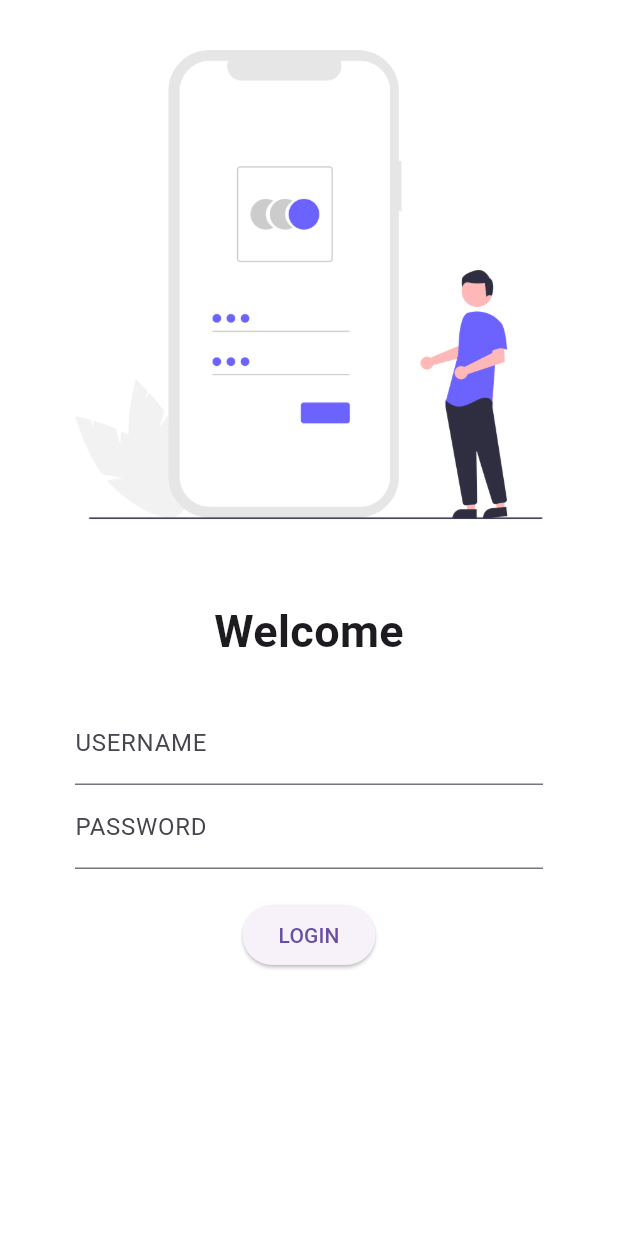
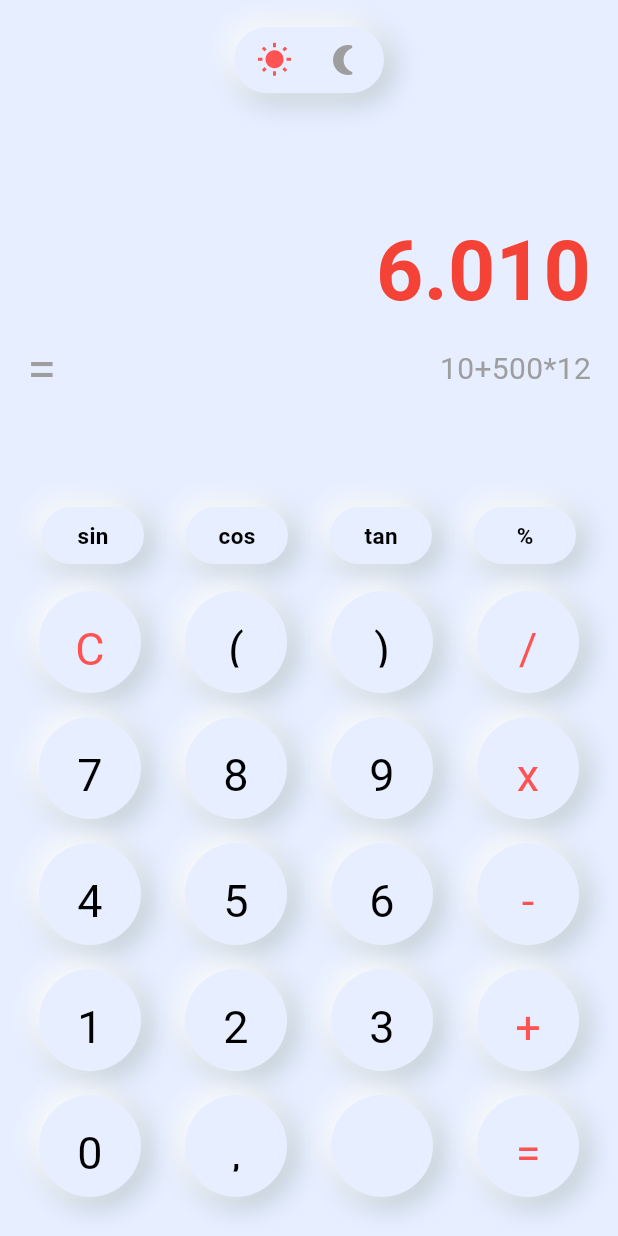
Before and after one commit to tamim295/flutter_project, a Flutter app: the screen it shows after launch, after a tap on "LOGIN", on a phone screen of 412 x 824 dp. Run offline on Flutter 3.47's test engine with Material 3 defaults, Android fonts, the phone set to English and light mode, and no system bars.

Commit message:
with cal

```diff
--- /dev/null
+++ b/lib/calculator.dart
@@ -0,0 +1,299 @@
+import 'package:flutter/material.dart';
+
+const Color colorDark = Color(0xFF374352);
+const Color colorLight = Color(0xFFe6eeff);
+
+class CalculatorNeuApp extends StatefulWidget {
+  const CalculatorNeuApp({super.key});
+
+  @override
+  _CalculatorNeuAppState createState() => _CalculatorNeuAppState();
+}
+
+class _CalculatorNeuAppState extends State<CalculatorNeuApp> {
+  bool darkMode = false;
+
+  @override
+  Widget build(BuildContext context) {
+    return Scaffold(
+      backgroundColor: darkMode ? colorDark : colorLight,
+      body: SafeArea(
+        child: Padding(
+          padding: const EdgeInsets.all(18),
+          child: Column(
+            mainAxisAlignment: MainAxisAlignment.spaceBetween,
+            children: [
+              Container(
+                child: Column(
+                  mainAxisAlignment: MainAxisAlignment.spaceBetween,
+                  children: [
+                    GestureDetector(
+                        onTap: () {
+                          setState(() {
+                            darkMode ? darkMode = false : darkMode = true;
+                          });
+                        },
+                        child: _switchMode()),
+                    const SizedBox(height: 80),
+                    Align(
+                      alignment: Alignment.centerRight,
+                      child: Text(
+                        '6.010',
+                        style: TextStyle(
+                            fontSize: 55,
+                            fontWeight: FontWeight.bold,
+                            color: darkMode ? Colors.white : Colors.red),
+                      ),
+                    ),
+                    Row(
+                      mainAxisAlignment: MainAxisAlignment.spaceBetween,
+                      children: [
+                        Text(
+                          '=',
+                          style: TextStyle(
+                              fontSize: 35,
+                              color: darkMode ? Colors.green : Colors.grey),
+                        ),
+                        Text(
+                          '10+500*12',
+                          style: TextStyle(
+                              fontSize: 20,
+                              color: darkMode ? Colors.green : Colors.grey),
+                        )
+                      ],
+                    ),
+                    const SizedBox(
+                      height: 10,
+                    )
+                  ],
+                ),
+              ),
+              Container(
+                child: Column(children: [
+                  Row(
+                    mainAxisAlignment: MainAxisAlignment.spaceBetween,
+                    children: [
+                      _buttonOval(title: 'sin'),
+                      _buttonOval(title: 'cos'),
+                      _buttonOval(title: 'tan'),
+                      _buttonOval(title: '%')
+                    ],
+                  ),
+                  Row(
+                    mainAxisAlignment: MainAxisAlignment.spaceBetween,
+                    children: [
+                      _buttonRounded(
+                          title: 'C',
+                          textColor:
+                              darkMode ? Colors.green : Colors.redAccent),
+                      _buttonRounded(title: '('),
+                      _buttonRounded(title: ')'),
+                      _buttonRounded(
+                          title: '/',
+                          textColor: darkMode ? Colors.green : Colors.redAccent)
+                    ],
+                  ),
+                  Row(
+                    mainAxisAlignment: MainAxisAlignment.spaceBetween,
+                    children: [
+                      _buttonRounded(title: '7'),
+                      _buttonRounded(title: '8'),
+                      _buttonRounded(title: '9'),
+                      _buttonRounded(
+                          title: 'x',
+                          textColor: darkMode ? Colors.green : Colors.redAccent)
+                    ],
+                  ),
+                  Row(
+                    mainAxisAlignment: MainAxisAlignment.spaceBetween,
+                    children: [
+                      _buttonRounded(title: '4'),
+                      _buttonRounded(title: '5'),
+                      _buttonRounded(title: '6'),
+                      _buttonRounded(
+                          title: '-',
+                          textColor: darkMode ? Colors.green : Colors.redAccent)
+                    ],
+                  ),
+                  Row(
+                    mainAxisAlignment: MainAxisAlignment.spaceBetween,
+                    children: [
+                      _buttonRounded(title: '1'),
+                      _buttonRounded(title: '2'),
+                      _buttonRounded(title: '3'),
+                      _buttonRounded(
+                          title: '+',
+                          textColor: darkMode ? Colors.green : Colors.redAccent)
+                    ],
+                  ),
+                  Row(
+                    mainAxisAlignment: MainAxisAlignment.spaceBetween,
+                    children: [
+                      _buttonRounded(title: '0'),
+                      _buttonRounded(title: ','),
+                      _buttonRounded(
+                          icon: Icons.backspace_outlined,
+                          iconColor:
+                              darkMode ? Colors.green : Colors.redAccent),
+                      _buttonRounded(
+                          title: '=',
+                          textColor: darkMode ? Colors.green : Colors.redAccent)
+                    ],
+                  )
+                ]),
+              ),
+            ],
+          ),
+        ),
+      ),
+    );
+  }
+
+  Widget _buttonRounded({
+    String title = '',
+    double padding = 17,
+    IconData? icon,
+    Color? iconColor,
+    Color? textColor,
+  }) {
+    return Padding(
+      padding: const EdgeInsets.all(8),
+      child: NeuContainer(
+        darkMode: darkMode,
+        borderRadius: BorderRadius.circular(40),
+        padding: EdgeInsets.all(padding),
+        child: SizedBox(
+          width: padding * 2,
+          height: padding * 2,
+          child: Center(
+              child: title != null
+                  ? Text(
+                      title,
+                      style: TextStyle(
+                          color: textColor ??
+                              (darkMode ? Colors.white : Colors.black),
+                          fontSize: 30),
+                    )
+                  : Icon(
+                      icon,
+                      color: iconColor,
+                      size: 30,
+                    )),
+        ),
+      ),
+    );
+  }
+
+  Widget _buttonOval({String title = ' ', double padding = 17}) {
+    return Padding(
+      padding: const EdgeInsets.all(10),
+      child: NeuContainer(
+        darkMode: darkMode,
+        borderRadius: BorderRadius.circular(50),
+        padding:
+            EdgeInsets.symmetric(horizontal: padding, vertical: padding / 2),
+        child: SizedBox(
+          width: padding * 2,
+          child: Center(
+            child: Text(
+              title,
+              style: TextStyle(
+                  color: darkMode ? Colors.white : Colors.black,
+                  fontSize: 15,
+                  fontWeight: FontWeight.bold),
+            ),
+          ),
+        ),
+      ),
+    );
+  }
+
+  Widget _switchMode() {
+    return NeuContainer(
+      darkMode: darkMode,
+      padding: const EdgeInsets.symmetric(vertical: 10, horizontal: 15),
+      borderRadius: BorderRadius.circular(40),
+      child: SizedBox(
+        width: 70,
+        child:
+            Row(mainAxisAlignment: MainAxisAlignment.spaceBetween, children: [
+          Icon(
+            Icons.wb_sunny,
+            color: darkMode ? Colors.grey : Colors.redAccent,
+          ),
+          Icon(
+            Icons.nightlight_round,
+            color: darkMode ? Colors.green : Colors.grey,
+          ),
+        ]),
+      ),
+    );
+  }
+}
+
+class NeuContainer extends StatefulWidget {
+  final bool darkMode;
+  final Widget child;
+  final BorderRadius borderRadius;
+  final EdgeInsetsGeometry padding;
+
+  const NeuContainer({
+    Key? key,
+    this.darkMode = false,
+    required this.child,
+    this.borderRadius = const BorderRadius.all(Radius.circular(30)),
+    this.padding = const EdgeInsets.all(30),
+  }) : super(key: key);
+
+  @override
+  _NeuContainerState createState() => _NeuContainerState();
+}
+
+class _NeuContainerState extends State<NeuContainer> {
+  bool _isPressed = false;
+
+  void _onPointerDown(PointerDownEvent event) {
+    setState(() {
+      _isPressed = true;
+    });
+  }
+
+  void _onPointerUp(PointerUpEvent event) {
+    setState(() {
+      _isPressed = false;
+    });
+  }
+
+  @override
+  Widget build(BuildContext context) {
+    bool darkMode = widget.darkMode;
+    return Listener(
+      onPointerDown: _onPointerDown,
+      onPointerUp: _onPointerUp,
+      child: Container(
+        padding: widget.padding,
+        decoration: BoxDecoration(
+            color: darkMode ? colorDark : colorLight,
+            borderRadius: widget.borderRadius,
+            boxShadow: _isPressed
+                ? null
+                : [
+                    BoxShadow(
+                      color:
+                          darkMode ? Colors.black54 : Colors.blueGrey.shade200,
+                      offset: const Offset(4.0, 4.0),
+                      blurRadius: 15.0,
+                      spreadRadius: 1.0,
+                    ),
+                    BoxShadow(
+                        color:
+                            darkMode ? Colors.blueGrey.shade700 : Colors.white,
+                        offset: const Offset(-4.0, -4.0),
+                        blurRadius: 15.0,
+                        spreadRadius: 1.0)
+                  ]),
+        child: widget.child,
+      ),
+    );
+  }
+}
--- a/lib/pages/login.dart
+++ b/lib/login.dart
@@ -1,6 +1,8 @@
 import 'package:flutter/material.dart';
 
 class LoginPage extends StatelessWidget {
+  const LoginPage({super.key});
+
   @override
   Widget build(BuildContext context) {
     return Material(
@@ -11,10 +13,10 @@ class LoginPage extends StatelessWidget {
               "assets/login_image.png",
               fit: BoxFit.fitWidth,
             ),
-            SizedBox(
-              height: 20,
+            const SizedBox(
+              height: 10,
             ),
-            Text(
+            const Text(
               "Welcome",
               style: TextStyle(fontSize: 30, fontWeight: FontWeight.bold),
             ),
@@ -24,23 +26,23 @@ class LoginPage extends StatelessWidget {
               child: Column(
                 children: [
                   TextFormField(
-                    decoration: InputDecoration(
+                    decoration: const InputDecoration(
                         hintText: "Enter your username", labelText: "USERNAME"),
                   ),
                   TextFormField(
                     obscureText: true,
-                    decoration: InputDecoration(
+                    decoration: const InputDecoration(
                         hintText: "Enter your password", labelText: "PASSWORD"),
                   ),
-                  SizedBox(
-                    height: 20,
+                  const SizedBox(
+                    height: 40,
                   ),
                   ElevatedButton(
-                    child: Text("LOGIN"),
                     style: TextButton.styleFrom(),
                     onPressed: () {
-                      print("Hi BOT!");
+                      Navigator.pushNamed(context, '/cal');
                     },
+                    child: const Text("LOGIN"),
                   )
                 ],
               ),
--- a/lib/pages/main.dart
+++ b/lib/main.dart
@@ -1,6 +1,7 @@
 import 'package:flutter/material.dart';
-import 'package:flutter_project/pages/home_page.dart';
-import 'package:flutter_project/pages/login.dart';
+import 'package:flutter_project/calculator.dart';
+import 'package:flutter_project/login.dart';
+import 'package:flutter_project/home_page.dart';
 
 void main() {
   runApp(const MyApp());
@@ -16,7 +17,8 @@ class MyApp extends StatelessWidget {
       routes: {
         "/": (context) => LoginPage(),
         "/home": (context) => HomePage(),
-        "/login": (context) => LoginPage()
+        "/login": (context) => LoginPage(),
+        "/cal": (context) => CalculatorNeuApp()
       },
     );
   }
--- a/pubspec.yaml
+++ b/pubspec.yaml
@@ -32,6 +32,7 @@ dependencies:
     sdk: flutter
   cupertino_icons: ^1.0.0
   google_fonts: ^6.1.0
+  flutter_neumorphic: ^3.0.2
 
   # The following adds the Cupertino Icons font to your application.
   # Use with the CupertinoIcons class for iOS style icons.
```
Also changed, not shown: lib/home_page.dart (renamed from lib/pages/home_page.dart), pubspec.lock, 1 other file.
